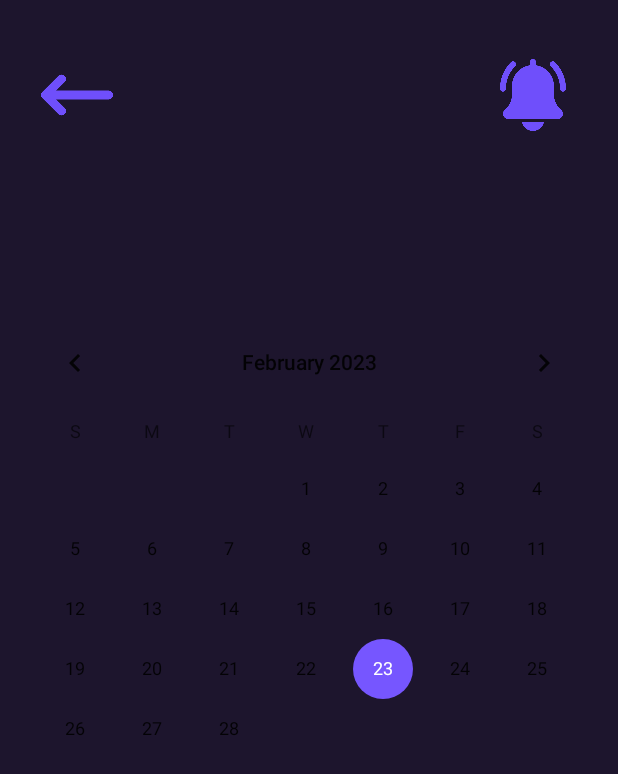
After one commit to NachoXS15/focus-app, an Android app: the calendarPage screen opened directly, with no data from a screen before it, on a phone screen of 412 x 824 dp. The commit adds this screen. Shown: the top 774 px of the screen. Run offline under Robolectric (Android 15) with nearby library versions, the phone set to English and light mode, and no system bars.

Commit message:
created calendarView page

```diff
--- /dev/null
+++ b/app/src/main/java/com/example/focus/calendarPage.java
@@ -0,0 +1,22 @@
+package com.example.focus;
+
+import androidx.appcompat.app.AppCompatActivity;
+
+import android.content.Intent;
+import android.os.Bundle;
+import android.view.View;
+
+public class calendarPage extends AppCompatActivity {
+
+    @Override
+    protected void onCreate(Bundle savedInstanceState) {
+        super.onCreate(savedInstanceState);
+        setContentView(R.layout.activity_calendar_page);
+    }
+
+
+    public void goBack (View view){
+        Intent volver = new Intent (this, optionsMenu.class);
+        startActivity(volver);
+    }
+}
--- a/app/src/main/res/layout/activity_add_item.xml
+++ b/app/src/main/res/layout/activity_add_item.xml
@@ -85,7 +85,7 @@
         app:layout_constraintStart_toStartOf="parent"
         app:layout_constraintTop_toTopOf="parent"
         tools:ignore="SpeakableTextPresentCheck"
-        tools:srcCompat="@mipmap/add_item" />
+        android:src="@mipmap/cheque"/>
 
     <ImageView
         android:id="@+id/backBtn"
@@ -96,6 +96,7 @@
         android:onClick="goBackMain"
         app:layout_constraintStart_toStartOf="parent"
         app:layout_constraintTop_toTopOf="parent"
-        app:srcCompat="@mipmap/left_arrow" />
+        app:srcCompat="@mipmap/left_arrow"
+        tools:ignore="SpeakableTextPresentCheck" />
 
 </androidx.constraintlayout.widget.ConstraintLayout>
--- /dev/null
+++ b/app/src/main/res/layout/activity_calendar_page.xml
@@ -0,0 +1,41 @@
+<?xml version="1.0" encoding="utf-8"?>
+<androidx.constraintlayout.widget.ConstraintLayout xmlns:android="http://schemas.android.com/apk/res/android"
+    xmlns:app="http://schemas.android.com/apk/res-auto"
+    xmlns:tools="http://schemas.android.com/tools"
+    android:layout_width="match_parent"
+    android:layout_height="match_parent"
+    android:background="@color/backGround"
+    tools:context=".calendarPage">
+
+    <CalendarView
+        android:id="@+id/calendarView"
+        android:layout_width="403dp"
+        android:layout_height="308dp"
+        android:layout_marginTop="208dp"
+        app:layout_constraintEnd_toEndOf="parent"
+        app:layout_constraintStart_toStartOf="parent"
+        app:layout_constraintTop_toTopOf="parent"
+        tools:selectedWeekBackgroundColor="@color/backgroundAlt" />
+
+    <ImageView
+        android:id="@+id/imageView12"
+        android:layout_width="48dp"
+        android:layout_height="52dp"
+        android:layout_marginStart="27dp"
+        android:layout_marginTop="37dp"
+        android:onClick="goBack"
+        app:layout_constraintStart_toStartOf="parent"
+        app:layout_constraintTop_toTopOf="parent"
+        app:srcCompat="@mipmap/left_arrow" />
+
+    <ImageView
+        android:id="@+id/imageView13"
+        android:layout_width="48dp"
+        android:layout_height="52dp"
+        android:layout_marginStart="331dp"
+        android:layout_marginTop="37dp"
+        app:layout_constraintStart_toStartOf="parent"
+        app:layout_constraintTop_toTopOf="parent"
+        app:srcCompat="@mipmap/campana" />
+
+</androidx.constraintlayout.widget.ConstraintLayout>
--- a/app/src/main/res/layout/activity_options_menu.xml
+++ b/app/src/main/res/layout/activity_options_menu.xml
@@ -57,6 +57,7 @@
         android:layout_height="62dp"
         android:layout_marginStart="104dp"
         android:layout_marginTop="520dp"
+        android:onClick="goCalendar"
         app:layout_constraintStart_toStartOf="parent"
         app:layout_constraintTop_toTopOf="parent"
         app:srcCompat="@mipmap/calendario" />
@@ -124,6 +125,7 @@
         android:layout_marginStart="154dp"
         android:layout_marginTop="543dp"
         android:fontFamily="@font/tt_chocolates_medium"
+        android:onClick="goCalendar"
         android:text="@string/calendar"
         app:layout_constraintStart_toStartOf="parent"
         app:layout_constraintTop_toTopOf="parent" />
--- a/app/src/main/res/values/colors.xml
+++ b/app/src/main/res/values/colors.xml
@@ -3,7 +3,7 @@
     <color name="purple_200">#FFBB86FC</color>
     <color name="purple_500">#1d152d</color>
     <color name="purple_700">#FF3700B3</color>
-    <color name="teal_200">#FF03DAC5</color>
+    <color name="teal_200">#7656ff</color>
     <color name="teal_700">#FF018786</color>
     <color name="black">#FF000000</color>
     <color name="white">#FFFFFFFF</color>
```
Also changed, not shown: app/src/main/AndroidManifest.xml (+7 -0 lines), app/src/main/java/com/example/focus/optionsMenu.java (+15 -0 lines).
